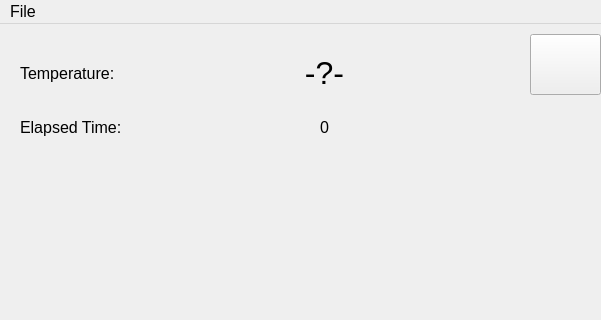
This is app/ui/mainwindow.ui in jmgrady/rpi-thermometer as Qt 5 draws it before an edit; both pictures show x 0 to 601 and y 0 to 320 of the 800 by 430 pixel window. The edited form follows.
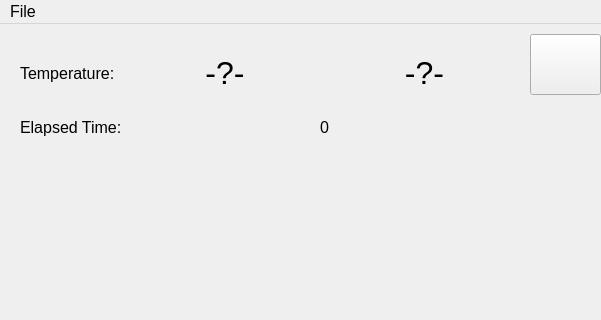
This is the edited form. Icons and pictures are not drawn. Custom widgets are drawn as their Qt base class.

The edit to the form file:
```diff
--- a/app/ui/mainwindow.ui
+++ b/app/ui/mainwindow.ui
@@ -57,21 +57,6 @@
        </property>
       </widget>
      </item>
-     <item row="0" column="1">
-      <widget class="QLabel" name="tempValue">
-       <property name="font">
-        <font>
-         <pointsize>24</pointsize>
-        </font>
-       </property>
-       <property name="text">
-        <string>-?-</string>
-       </property>
-       <property name="alignment">
-        <set>Qt::AlignmentFlag::AlignCenter</set>
-       </property>
-      </widget>
-     </item>
      <item row="1" column="0">
       <widget class="QLabel" name="timeLabel">
        <property name="font">
@@ -99,6 +84,40 @@
        </property>
       </widget>
      </item>
+     <item row="0" column="1">
+      <layout class="QHBoxLayout" name="horizontalLayout">
+       <item>
+        <widget class="QLabel" name="tempValue_0">
+         <property name="font">
+          <font>
+           <pointsize>24</pointsize>
+          </font>
+         </property>
+         <property name="text">
+          <string>-?-</string>
+         </property>
+         <property name="alignment">
+          <set>Qt::AlignmentFlag::AlignCenter</set>
+         </property>
+        </widget>
+       </item>
+       <item>
+        <widget class="QLabel" name="tempValue_1">
+         <property name="font">
+          <font>
+           <pointsize>24</pointsize>
+          </font>
+         </property>
+         <property name="text">
+          <string>-?-</string>
+         </property>
+         <property name="alignment">
+          <set>Qt::AlignmentFlag::AlignCenter</set>
+         </property>
+        </widget>
+       </item>
+      </layout>
+     </item>
     </layout>
    </widget>
    <widget class="PlotWidget" name="graphWindow" native="true">
```
